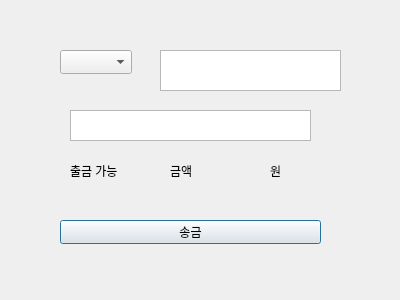
The window that project1/source/dashboard/senddialog.ui (taewooyun/hts) describes before a commit, drawn with Qt 5.
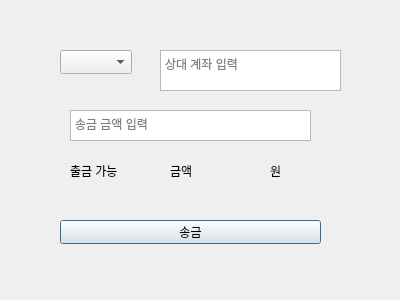
The same window after the commit.

```diff
--- a/project1/source/dashboard/senddialog.ui
+++ b/project1/source/dashboard/senddialog.ui
@@ -32,6 +32,19 @@
      <height>41</height>
     </rect>
    </property>
+   <property name="html">
+    <string>&lt;!DOCTYPE HTML PUBLIC &quot;-//W3C//DTD HTML 4.0//EN&quot; &quot;http://www.w3.org/TR/REC-html40/strict.dtd&quot;&gt;
+&lt;html&gt;&lt;head&gt;&lt;meta name=&quot;qrichtext&quot; content=&quot;1&quot; /&gt;&lt;meta charset=&quot;utf-8&quot; /&gt;&lt;style type=&quot;text/css&quot;&gt;
+p, li { white-space: pre-wrap; }
+hr { height: 1px; border-width: 0; }
+li.unchecked::marker { content: &quot;\2610&quot;; }
+li.checked::marker { content: &quot;\2612&quot;; }
+&lt;/style&gt;&lt;/head&gt;&lt;body style=&quot; font-family:'맑은 고딕'; font-size:9pt; font-weight:400; font-style:normal;&quot;&gt;
+&lt;p style=&quot;-qt-paragraph-type:empty; margin-top:0px; margin-bottom:0px; margin-left:0px; margin-right:0px; -qt-block-indent:0; text-indent:0px;&quot;&gt;&lt;br /&gt;&lt;/p&gt;&lt;/body&gt;&lt;/html&gt;</string>
+   </property>
+   <property name="placeholderText">
+    <string>상대 계좌 입력</string>
+   </property>
   </widget>
   <widget class="QTextEdit" name="textEdit_2">
    <property name="geometry">
@@ -42,6 +55,19 @@
      <height>31</height>
     </rect>
    </property>
+   <property name="html">
+    <string>&lt;!DOCTYPE HTML PUBLIC &quot;-//W3C//DTD HTML 4.0//EN&quot; &quot;http://www.w3.org/TR/REC-html40/strict.dtd&quot;&gt;
+&lt;html&gt;&lt;head&gt;&lt;meta name=&quot;qrichtext&quot; content=&quot;1&quot; /&gt;&lt;meta charset=&quot;utf-8&quot; /&gt;&lt;style type=&quot;text/css&quot;&gt;
+p, li { white-space: pre-wrap; }
+hr { height: 1px; border-width: 0; }
+li.unchecked::marker { content: &quot;\2610&quot;; }
+li.checked::marker { content: &quot;\2612&quot;; }
+&lt;/style&gt;&lt;/head&gt;&lt;body style=&quot; font-family:'맑은 고딕'; font-size:9pt; font-weight:400; font-style:normal;&quot;&gt;
+&lt;p style=&quot;-qt-paragraph-type:empty; margin-top:0px; margin-bottom:0px; margin-left:0px; margin-right:0px; -qt-block-indent:0; text-indent:0px;&quot;&gt;&lt;br /&gt;&lt;/p&gt;&lt;/body&gt;&lt;/html&gt;</string>
+   </property>
+   <property name="placeholderText">
+    <string>송금 금액 입력</string>
+   </property>
   </widget>
   <widget class="QLabel" name="label">
    <property name="geometry">
```
